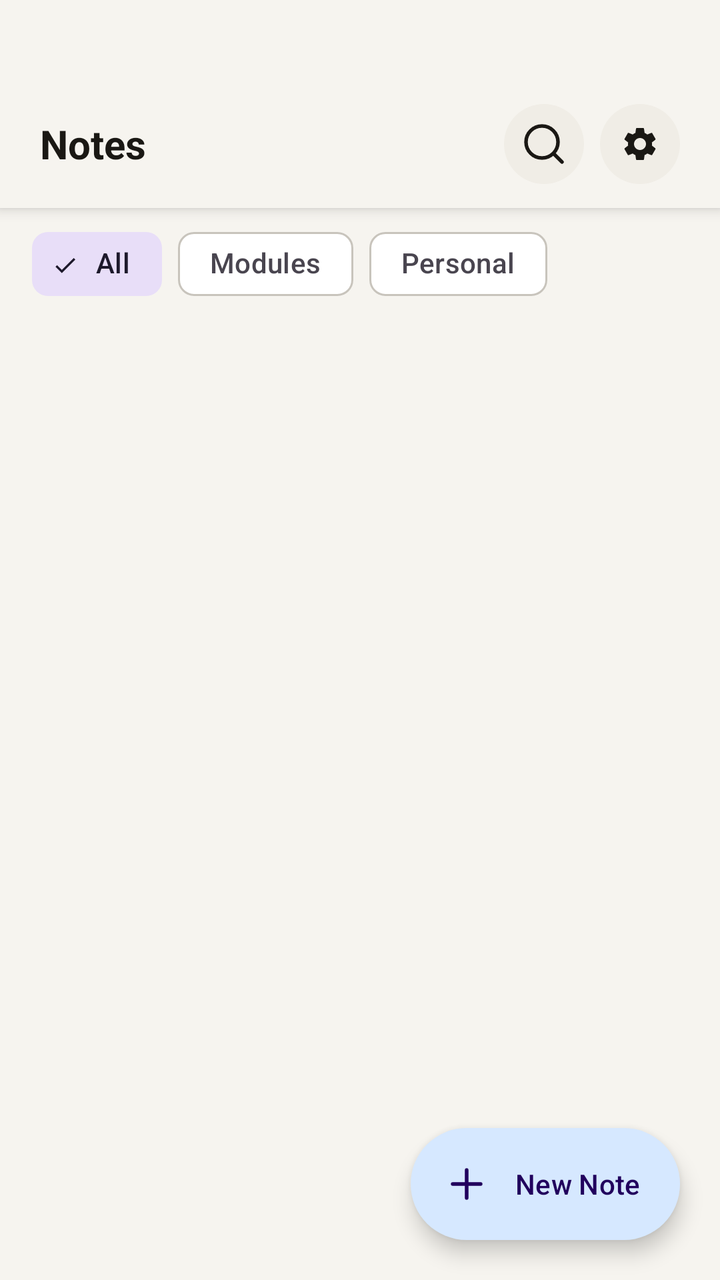
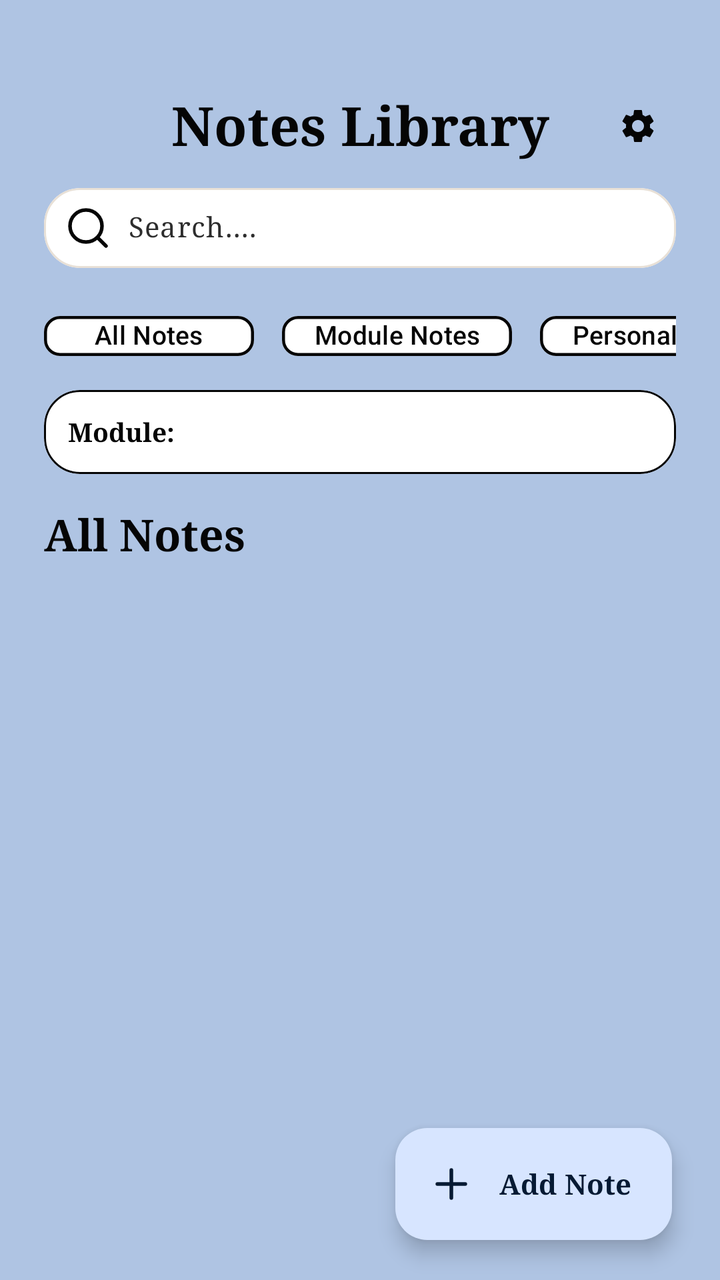

Before-and-after screenshots of an Android layout around one commit, followed by the original layout XML and the change that was made.
<!-- AndroidManifest.xml: application theme Theme.MPProject -->
<!-- res/layout/fragment_notes.xml -->
<?xml version="1.0" encoding="utf-8"?>
<androidx.coordinatorlayout.widget.CoordinatorLayout xmlns:android="http://schemas.android.com/apk/res/android"
    xmlns:app="http://schemas.android.com/apk/res-auto"
    android:layout_width="match_parent"
    android:layout_height="match_parent"
    android:background="?android:colorBackground">

    
    <LinearLayout
        android:layout_width="match_parent"
        android:layout_height="wrap_content"
        android:background="?android:colorBackground"
        android:elevation="4dp"
        android:gravity="center_vertical"
        android:orientation="horizontal"
        android:paddingHorizontal="20dp"
        android:paddingTop="52dp"
        android:paddingBottom="12dp">

        <TextView
            android:layout_width="0dp"
            android:layout_height="wrap_content"
            android:layout_weight="1"
            android:text="@string/title_notes"
            android:textColor="?attr/colorOnBackground"
            android:textSize="20sp"
            android:textStyle="bold" />

        <ImageButton
            android:id="@+id/btn_search"
            android:layout_width="40dp"
            android:layout_height="40dp"
            android:background="@drawable/bg_circle_surface"
            android:contentDescription="Search notes"
            android:src="@drawable/ic_search"
            app:tint="?attr/colorOnSurface" />

        <ImageButton
            android:id="@+id/btn_settings"
            android:layout_width="40dp"
            android:layout_height="40dp"
            android:layout_marginStart="8dp"
            android:background="@drawable/bg_circle_surface"
            android:contentDescription="Settings"
            android:src="@drawable/ic_settings"
            app:tint="?attr/colorOnSurface" />
    </LinearLayout>

    
    <LinearLayout
        android:layout_width="match_parent"
        android:layout_height="match_parent"
        android:layout_marginTop="108dp"
        android:orientation="vertical">

        
        <HorizontalScrollView
            android:layout_width="match_parent"
            android:layout_height="wrap_content"
            android:paddingHorizontal="16dp"
            android:paddingBottom="8dp"
            android:scrollbars="none">

            <com.google.android.material.chip.ChipGroup
                android:id="@+id/chip_group_filter"
                android:layout_width="wrap_content"
                android:layout_height="wrap_content"
                app:selectionRequired="true"
                app:singleSelection="true">

                <com.google.android.material.chip.Chip
                    android:id="@+id/chip_all"
                    style="@style/Widget.Material3.Chip.Filter"
                    android:layout_width="wrap_content"
                    android:layout_height="wrap_content"
                    android:checked="true"
                    android:text="@string/filter_all" />

                <com.google.android.material.chip.Chip
                    android:id="@+id/chip_modules"
                    style="@style/Widget.Material3.Chip.Filter"
                    android:layout_width="wrap_content"
                    android:layout_height="wrap_content"
                    android:text="@string/filter_modules" />

                <com.google.android.material.chip.Chip
                    android:id="@+id/chip_personal"
                    style="@style/Widget.Material3.Chip.Filter"
                    android:layout_width="wrap_content"
                    android:layout_height="wrap_content"
                    android:text="@string/filter_personal" />
            </com.google.android.material.chip.ChipGroup>
        </HorizontalScrollView>

        
        <androidx.recyclerview.widget.RecyclerView
            android:id="@+id/rv_notes"
            android:layout_width="match_parent"
            android:layout_height="match_parent"
            android:clipToPadding="false"
            android:paddingHorizontal="16dp"
            android:paddingBottom="80dp" />
    </LinearLayout>

    
    <com.google.android.material.floatingactionbutton.ExtendedFloatingActionButton
        android:id="@+id/fab_add_note"
        android:layout_width="wrap_content"
        android:layout_height="wrap_content"
        android:layout_gravity="bottom|end"
        android:layout_margin="20dp"
        android:text="New Note"
        app:icon="@drawable/ic_add"
        app:shapeAppearanceOverlay="@style/ShapeAppearance.MPProject.FAB" />

</androidx.coordinatorlayout.widget.CoordinatorLayout>
<!-- resources referenced by this layout -->
<resources>
  <!-- drawable bg_circle_surface (drawable) -->
  <?xml version="1.0" encoding="utf-8"?>
  <shape xmlns:android="http://schemas.android.com/apk/res/android"
      android:shape="oval">
      <solid android:color="?attr/colorSurfaceVariant" />
  </shape>
  <!-- drawable ic_add (drawable) -->
  <vector xmlns:android="http://schemas.android.com/apk/res/android"
      android:width="24dp"
      android:height="24dp"
      android:viewportWidth="24"
      android:viewportHeight="24">
      <path
          android:fillColor="@android:color/transparent"
          android:pathData="M12,5V19M5,12H19"
          android:strokeColor="?attr/colorOnSurface"
          android:strokeWidth="1.8"
          android:strokeLineCap="round" />
  </vector>
  <!-- drawable ic_search (drawable) -->
  <vector xmlns:android="http://schemas.android.com/apk/res/android"
      android:width="24dp"
      android:height="24dp"
      android:viewportWidth="24"
      android:viewportHeight="24">
      <path
          android:fillColor="@android:color/transparent"
          android:pathData="M11,19A8,8 0,1 0,11 3A8,8 0,0 0,11 19ZM21,21L16.65,16.65"
          android:strokeColor="?attr/colorOnSurface"
          android:strokeWidth="1.8"
          android:strokeLineCap="round"
          android:strokeLineJoin="round" />
  </vector>
  <!-- drawable ic_settings (drawable) -->
  <vector xmlns:android="http://schemas.android.com/apk/res/android"
      android:width="20dp"
      android:height="20dp"
      android:viewportWidth="24"
      android:viewportHeight="24">
      <path
          android:fillColor="#FF000000"
          android:pathData="M19.14,12.94c0.04-0.3,0.06-0.61,0.06-0.94c0-0.32-0.02-0.64-0.07-0.94l2.03-1.58c0.18-0.14,0.23-0.41,0.12-0.61l-1.92-3.32c-0.12-0.22-0.37-0.29-0.59-0.22l-2.39,0.96c-0.5-0.38-1.03-0.7-1.62-0.94L14.4,2.81c-0.04-0.24-0.24-0.41-0.48-0.41h-3.84c-0.24,0-0.43,0.17-0.47,0.41L9.25,5.35C8.66,5.59,8.12,5.92,7.63,6.29L5.24,5.33c-0.22-0.08-0.47,0-0.59,0.22L2.74,8.87C2.62,9.08,2.66,9.34,2.86,9.48l2.03,1.58C4.84,11.36,4.8,11.69,4.8,12s0.02,0.64,0.07,0.94l-2.03,1.58c-0.18,0.14-0.23,0.41-0.12,0.61l1.92,3.32c0.12,0.22,0.37,0.29,0.59,0.22l2.39-0.96c0.5,0.38,1.03,0.7,1.62,0.94l0.36,2.54c0.05,0.24,0.24,0.41,0.48,0.41h3.84c0.24,0,0.44-0.17,0.47-0.41l0.36-2.54c0.59-0.24,1.13-0.56,1.62-0.94l2.39,0.96c0.22,0.08,0.47,0,0.59-0.22l1.92-3.32c0.12-0.22,0.07-0.47-0.12-0.61L19.14,12.94zM12,15.6c-1.98,0-3.6-1.62-3.6-3.6s1.62-3.6,3.6-3.6s3.6,1.62,3.6,3.6S13.98,15.6,12,15.6z" />
  </vector>
  <string name="filter_all">All</string>
  <string name="filter_modules">Modules</string>
  <string name="filter_personal">Personal</string>
  <string name="title_notes">Notes</string>
  <style name="ShapeAppearance.MPProject.FAB" parent="">
          <item name="cornerFamily">rounded</item>
          <item name="cornerSize">50%</item>
      </style>
  <color name="primary_light">#1A6FE0</color>
  <color name="on_primary">#FFFFFF</color>
  <color name="primary_container_light">#D6E8FF</color>
  <color name="surface_light">#FFFFFF</color>
  <color name="surface_raised_light">#F0EDE6</color>
  <color name="bg_light">#F6F4EF</color>
  <color name="on_bg_light">#1A1814</color>
  <color name="outline_light">#C8C4BC</color>
  <color name="error">#DC2626</color>
  <color name="on_error">#FFFFFF</color>
  <style name="Widget.MPProject.BottomNavigationView" parent="Widget.Material3.BottomNavigationView">
          <item name="android:background">@color/surface_light</item>
          <item name="itemIconTint">@color/bottom_nav_item_color</item>
          <item name="itemTextColor">@color/bottom_nav_item_color</item>
          <item name="labelVisibilityMode">labeled</item>
      </style>
  <!-- unchanged entries left out for length: 1 -->
</resources>

<!-- the commit's change to res/layout/fragment_notes.xml (unified diff, before → after) -->
@@ -3,103 +3,301 @@
     xmlns:app="http://schemas.android.com/apk/res-auto"
     android:layout_width="match_parent"
     android:layout_height="match_parent"
-    android:background="?android:colorBackground">
-
-    
-    <LinearLayout
-        android:layout_width="match_parent"
-        android:layout_height="wrap_content"
-        android:background="?android:colorBackground"
-        android:elevation="4dp"
-        android:gravity="center_vertical"
-        android:orientation="horizontal"
-        android:paddingHorizontal="20dp"
-        android:paddingTop="52dp"
-        android:paddingBottom="12dp">
-
-        <TextView
-            android:layout_width="0dp"
-            android:layout_height="wrap_content"
-            android:layout_weight="1"
-            android:text="@string/title_notes"
-            android:textColor="?attr/colorOnBackground"
-            android:textSize="20sp"
-            android:textStyle="bold" />
-
-        <ImageButton
-            android:id="@+id/btn_search"
-            android:layout_width="40dp"
-            android:layout_height="40dp"
-            android:background="@drawable/bg_circle_surface"
-            android:contentDescription="Search notes"
-            android:src="@drawable/ic_search"
-            app:tint="?attr/colorOnSurface" />
-
-        <ImageButton
-            android:id="@+id/btn_settings"
-            android:layout_width="40dp"
-            android:layout_height="40dp"
-            android:layout_marginStart="8dp"
-            android:background="@drawable/bg_circle_surface"
-            android:contentDescription="Settings"
-            android:src="@drawable/ic_settings"
-            app:tint="?attr/colorOnSurface" />
-    </LinearLayout>
-
-    
+    android:background="#AFC4E3">
+
     <LinearLayout
         android:layout_width="match_parent"
         android:layout_height="match_parent"
-        android:layout_marginTop="108dp"
-        android:orientation="vertical">
-
-        
-        <HorizontalScrollView
+        android:orientation="vertical"
+        android:paddingStart="22dp"
+        android:paddingTop="44dp"
+        android:paddingEnd="22dp"
+        android:paddingBottom="0dp">
+
+        
+        <FrameLayout
+            android:layout_width="match_parent"
+            android:layout_height="wrap_content">
+
+            <TextView
+                android:id="@+id/txt_notes_title"
+                android:layout_width="match_parent"
+                android:layout_height="wrap_content"
+                android:fontFamily="serif"
+                android:gravity="center"
+                android:text="Notes Library"
+                android:textColor="#050505"
+                android:textSize="27sp"
+                android:textStyle="bold" />
+
+            <ImageButton
+                android:id="@+id/btn_settings"
+                android:layout_width="38dp"
+                android:layout_height="38dp"
+                android:layout_gravity="end|center_vertical"
+                android:background="@android:color/transparent"
+                android:contentDescription="Settings"
+                android:padding="7dp"
+                android:src="@drawable/ic_settings"
+                app:tint="#050505" />
+
+        </FrameLayout>
+
+        
+        <TextView
+            android:id="@+id/txt_notes_summary"
             android:layout_width="match_parent"
             android:layout_height="wrap_content"
-            android:paddingHorizontal="16dp"
-            android:paddingBottom="8dp"
-            android:scrollbars="none">
-
-            <com.google.android.material.chip.ChipGroup
-                android:id="@+id/chip_group_filter"
-                android:layout_width="wrap_content"
-                android:layout_height="wrap_content"
-                app:selectionRequired="true"
-                app:singleSelection="true">
-
-                <com.google.android.material.chip.Chip
-                    android:id="@+id/chip_all"
-                    style="@style/Widget.Material3.Chip.Filter"
+            android:text="0 notes found"
+            android:visibility="gone" />
+
+        
+        <com.google.android.material.card.MaterialCardView
+            android:layout_width="match_parent"
+            android:layout_height="40dp"
+            android:layout_marginTop="12dp"
+            app:cardBackgroundColor="#FFFFFF"
+            app:cardCornerRadius="18dp"
+            app:cardElevation="0dp"
+            app:strokeColor="#E8E0D6"
+            app:strokeWidth="1dp">
+
+            <LinearLayout
+                android:layout_width="match_parent"
+                android:layout_height="match_parent"
+                android:gravity="center_vertical"
+                android:orientation="horizontal"
+                android:paddingStart="10dp"
+                android:paddingEnd="10dp">
+
+                <ImageView
+                    android:layout_width="24dp"
+                    android:layout_height="24dp"
+                    android:contentDescription="Search"
+                    android:src="@drawable/ic_search"
+                    app:tint="#050505" />
+
+                <com.google.android.material.textfield.TextInputLayout
+                    android:id="@+id/search_input_layout"
+                    style="@style/Widget.Material3.TextInputLayout.FilledBox"
+                    android:layout_width="0dp"
+                    android:layout_height="match_parent"
+                    android:layout_weight="1"
+                    android:hint=""
+                    app:boxBackgroundColor="@android:color/transparent"
+                    app:boxStrokeWidth="0dp"
+                    app:boxStrokeWidthFocused="0dp"
+                    app:endIconMode="none"
+                    app:hintEnabled="false">
+
+                    <com.google.android.material.textfield.TextInputEditText
+                        android:id="@+id/search_input"
+                        android:layout_width="match_parent"
+                        android:layout_height="match_parent"
+                        android:background="@android:color/transparent"
+                        android:fontFamily="serif"
+                        android:hint="Search...."
+                        android:imeOptions="actionSearch"
+                        android:includeFontPadding="false"
+                        android:inputType="text"
+                        android:paddingStart="8dp"
+                        android:paddingTop="0dp"
+                        android:paddingEnd="8dp"
+                        android:paddingBottom="0dp"
+                        android:singleLine="true"
+                        android:textColor="#050505"
+                        android:textColorHint="#2D2D2D"
+                        android:textSize="14sp" />
+
+                </com.google.android.material.textfield.TextInputLayout>
+
+            </LinearLayout>
+        </com.google.android.material.card.MaterialCardView>
+
+        
+        <com.google.android.material.chip.ChipGroup
+            android:id="@+id/chip_group_filter"
+            android:layout_width="match_parent"
+            android:layout_height="wrap_content"
+            android:layout_marginTop="17dp"
+            android:gravity="center"
+            app:selectionRequired="true"
+            app:singleLine="true"
+            app:singleSelection="true">
+
+            <com.google.android.material.chip.Chip
+                android:id="@+id/chip_all"
+                style="@style/Widget.Material3.Chip.Filter"
+                android:layout_width="105dp"
+                android:layout_height="34dp"
+                android:checked="true"
+                android:checkable="true"
+                android:fontFamily="serif"
+                android:gravity="center"
+                android:text="All Notes"
+                android:textAlignment="center"
+                android:textColor="#050505"
+                android:textSize="13sp"
+                android:textStyle="bold"
+                app:checkedIconVisible="false"
+                app:chipBackgroundColor="#FFFFFF"
+                app:chipCornerRadius="8dp"
+                app:chipMinHeight="34dp"
+                app:chipStrokeColor="#050505"
+                app:chipStrokeWidth="1.5dp"
+                app:rippleColor="#DDE8F7" />
+
+            <com.google.android.material.chip.Chip
+                android:id="@+id/chip_modules"
+                style="@style/Widget.Material3.Chip.Filter"
+                android:layout_width="115dp"
+                android:layout_height="34dp"
+                android:layout_marginStart="6dp"
+                android:checkable="true"
+                android:fontFamily="serif"
+                android:gravity="center"
+                android:text="Module Notes"
+                android:textAlignment="center"
+                android:textColor="#050505"
+                android:textSize="13sp"
+                android:textStyle="bold"
+                app:checkedIconVisible="false"
+                app:chipBackgroundColor="#FFFFFF"
+                app:chipCornerRadius="8dp"
+                app:chipMinHeight="34dp"
+                app:chipStrokeColor="#050505"
+                app:chipStrokeWidth="1.5dp"
+                app:rippleColor="#DDE8F7" />
+
+            <com.google.android.material.chip.Chip
+                android:id="@+id/chip_personal"
+                style="@style/Widget.Material3.Chip.Filter"
+                android:layout_width="119dp"
+                android:layout_height="34dp"
+                android:layout_marginStart="6dp"
+                android:checkable="true"
+                android:fontFamily="serif"
+                android:gravity="center"
+                android:text="Personal Notes"
+                android:textAlignment="center"
+                android:textColor="#050505"
+                android:textSize="13sp"
+                android:textStyle="bold"
+                app:checkedIconVisible="false"
+                app:chipBackgroundColor="#FFFFFF"
+                app:chipCornerRadius="8dp"
+                app:chipMinHeight="34dp"
+                app:chipStrokeColor="#050505"
+                app:chipStrokeWidth="1.5dp"
+                app:rippleColor="#DDE8F7" />
+
+        </com.google.android.material.chip.ChipGroup>
+
+        
+        <com.google.android.material.card.MaterialCardView
+            android:id="@+id/module_filter_card"
+            android:layout_width="match_parent"
+            android:layout_height="42dp"
+            android:layout_marginTop="10dp"
+            app:cardBackgroundColor="#FFFFFF"
+            app:cardCornerRadius="18dp"
+            app:cardElevation="0dp"
+            app:strokeColor="#050505"
+            app:strokeWidth="1dp">
+
+            <LinearLayout
+                android:layout_width="match_parent"
+                android:layout_height="match_parent"
+                android:gravity="center_vertical"
+                android:orientation="horizontal"
+                android:paddingStart="12dp"
+                android:paddingEnd="10dp">
+
+                <TextView
                     android:layout_width="wrap_content"
                     android:layout_height="wrap_content"
-                    android:checked="true"
-                    android:text="@string/filter_all" />
-
-                <com.google.android.material.chip.Chip
-                    android:id="@+id/chip_modules"
-                    style="@style/Widget.Material3.Chip.Filter"
-                    android:layout_width="wrap_content"
+                    android:fontFamily="serif"
+                    android:text="Module:"
+                    android:textColor="#050505"
+                    android:textSize="13sp"
+                    android:textStyle="bold" />
+
+                <Spinner
+                    android:id="@+id/spinner_module_filter"
+                    android:layout_width="0dp"
+                    android:layout_height="match_parent"
+                    android:layout_marginStart="8dp"
+                    android:layout_weight="1"
+                    android:background="@android:color/transparent"
+                    android:paddingStart="4dp"
+                    android:paddingEnd="4dp"
+                    android:spinnerMode="dropdown" />
+
+            </LinearLayout>
+
+        </com.google.android.material.card.MaterialCardView>
+
+        
+        <TextView
+            android:id="@+id/txt_section_heading"
+            android:layout_width="match_parent"
+            android:layout_height="wrap_content"
+            android:layout_marginTop="15dp"
+            android:fontFamily="serif"
+            android:text="All Notes"
+            android:textColor="#050505"
+            android:textSize="22sp"
+            android:textStyle="bold" />
+
+        
+        <FrameLayout
+            android:layout_width="match_parent"
+            android:layout_height="0dp"
+            android:layout_marginTop="10dp"
+            android:layout_weight="1">
+
+            <androidx.recyclerview.widget.RecyclerView
+                android:id="@+id/rv_notes"
+                android:layout_width="match_parent"
+                android:layout_height="match_parent"
+                android:clipToPadding="false"
+                android:paddingStart="0dp"
+                android:paddingTop="4dp"
+                android:paddingEnd="0dp"
+                android:paddingBottom="108dp" />
+
+            <LinearLayout
+                android:id="@+id/empty_state"
+                android:layout_width="match_parent"
+                android:layout_height="match_parent"
+                android:gravity="center"
+                android:orientation="vertical"
+                android:padding="26dp"
+                android:visibility="gone">
+
+                <TextView
+                    android:layout_width="match_parent"
                     android:layout_height="wrap_content"
-                    android:text="@string/filter_modules" />
-
-                <com.google.android.material.chip.Chip
-                    android:id="@+id/chip_personal"
-                    style="@style/Widget.Material3.Chip.Filter"
-                    android:layout_width="wrap_content"
+                    android:fontFamily="serif"
+                    android:gravity="center"
+                    android:text="No notes found"
+                    android:textColor="#050505"
+                    android:textSize="22sp"
+                    android:textStyle="bold" />
+
+                <TextView
+                    android:layout_width="match_parent"
                     android:layout_height="wrap_content"
-                    android:text="@string/filter_personal" />
-            </com.google.android.material.chip.ChipGroup>
-        </HorizontalScrollView>
-
-        
-        <androidx.recyclerview.widget.RecyclerView
-            android:id="@+id/rv_notes"
-            android:layout_width="match_parent"
-            android:layout_height="match_parent"
-            android:clipToPadding="false"
-            android:paddingHorizontal="16dp"
-            android:paddingBottom="80dp" />
+                    android:layout_marginTop="8dp"
+                    android:fontFamily="serif"
+                    android:gravity="center"
+                    android:text="Add a personal note, upload a module file, or clear your search/filter."
+                    android:textColor="#1E2B40"
+                    android:textSize="14sp" />
+
+            </LinearLayout>
+        </FrameLayout>
+
     </LinearLayout>
 
     
@@ -108,9 +306,16 @@
         android:layout_width="wrap_content"
         android:layout_height="wrap_content"
         android:layout_gravity="bottom|end"
-        android:layout_margin="20dp"
-        android:text="New Note"
+        android:layout_marginEnd="24dp"
+        android:layout_marginBottom="20dp"
+        android:fontFamily="serif"
+        android:text="Add Note"
+        android:textColor="#061A33"
+        android:textStyle="bold"
+        app:backgroundTint="#D7E5FF"
+        app:cornerRadius="28dp"
+        app:elevation="6dp"
         app:icon="@drawable/ic_add"
-        app:shapeAppearanceOverlay="@style/ShapeAppearance.MPProject.FAB" />
+        app:iconTint="#061A33" />
 
 </androidx.coordinatorlayout.widget.CoordinatorLayout>
<!-- resource entries referenced after the edit -->
@@ -1,11 +1,5 @@
 <!-- resources referenced by this layout -->
 <resources>
-  <!-- drawable bg_circle_surface (drawable) -->
-  <?xml version="1.0" encoding="utf-8"?>
-  <shape xmlns:android="http://schemas.android.com/apk/res/android"
-      android:shape="oval">
-      <solid android:color="?attr/colorSurfaceVariant" />
-  </shape>
   <!-- drawable ic_add (drawable) -->
   <vector xmlns:android="http://schemas.android.com/apk/res/android"
       android:width="24dp"
@@ -43,14 +37,6 @@
           android:fillColor="#FF000000"
           android:pathData="M19.14,12.94c0.04-0.3,0.06-0.61,0.06-0.94c0-0.32-0.02-0.64-0.07-0.94l2.03-1.58c0.18-0.14,0.23-0.41,0.12-0.61l-1.92-3.32c-0.12-0.22-0.37-0.29-0.59-0.22l-2.39,0.96c-0.5-0.38-1.03-0.7-1.62-0.94L14.4,2.81c-0.04-0.24-0.24-0.41-0.48-0.41h-3.84c-0.24,0-0.43,0.17-0.47,0.41L9.25,5.35C8.66,5.59,8.12,5.92,7.63,6.29L5.24,5.33c-0.22-0.08-0.47,0-0.59,0.22L2.74,8.87C2.62,9.08,2.66,9.34,2.86,9.48l2.03,1.58C4.84,11.36,4.8,11.69,4.8,12s0.02,0.64,0.07,0.94l-2.03,1.58c-0.18,0.14-0.23,0.41-0.12,0.61l1.92,3.32c0.12,0.22,0.37,0.29,0.59,0.22l2.39-0.96c0.5,0.38,1.03,0.7,1.62,0.94l0.36,2.54c0.05,0.24,0.24,0.41,0.48,0.41h3.84c0.24,0,0.44-0.17,0.47-0.41l0.36-2.54c0.59-0.24,1.13-0.56,1.62-0.94l2.39,0.96c0.22,0.08,0.47,0,0.59-0.22l1.92-3.32c0.12-0.22,0.07-0.47-0.12-0.61L19.14,12.94zM12,15.6c-1.98,0-3.6-1.62-3.6-3.6s1.62-3.6,3.6-3.6s3.6,1.62,3.6,3.6S13.98,15.6,12,15.6z" />
   </vector>
-  <string name="filter_all">All</string>
-  <string name="filter_modules">Modules</string>
-  <string name="filter_personal">Personal</string>
-  <string name="title_notes">Notes</string>
-  <style name="ShapeAppearance.MPProject.FAB" parent="">
-          <item name="cornerFamily">rounded</item>
-          <item name="cornerSize">50%</item>
-      </style>
   <color name="primary_light">#1A6FE0</color>
   <color name="on_primary">#FFFFFF</color>
   <color name="primary_container_light">#D6E8FF</color>
